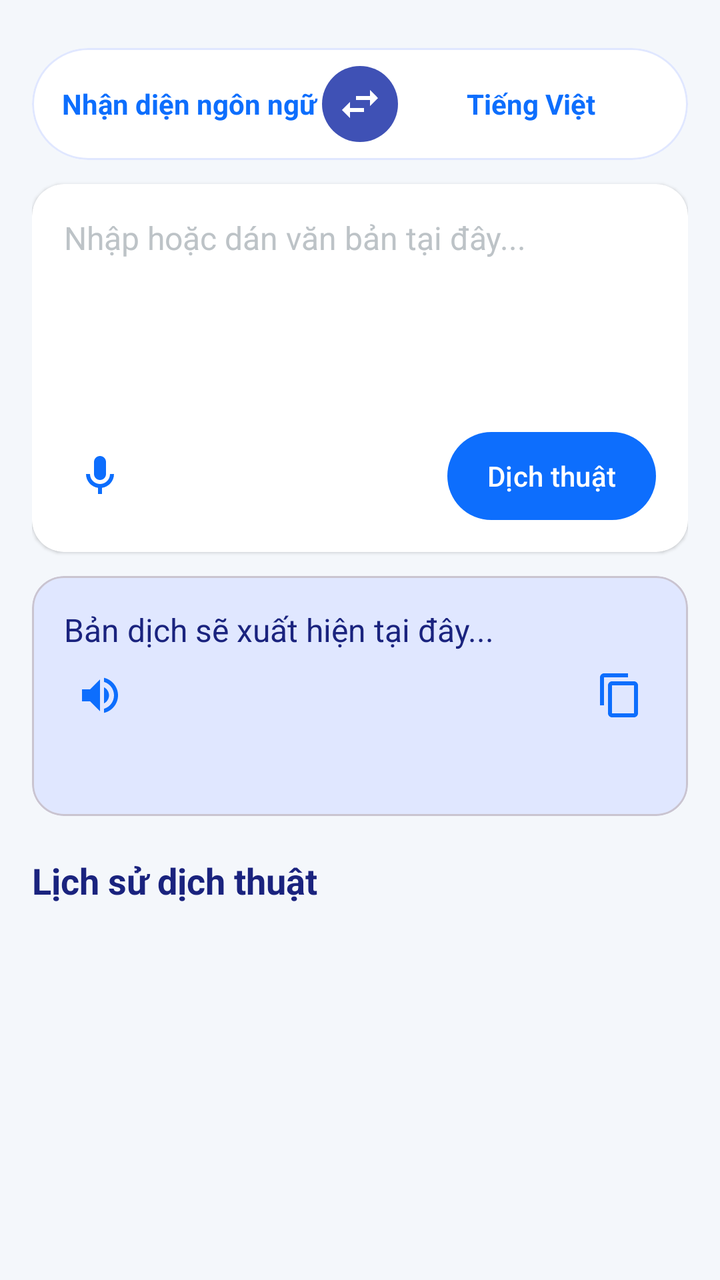
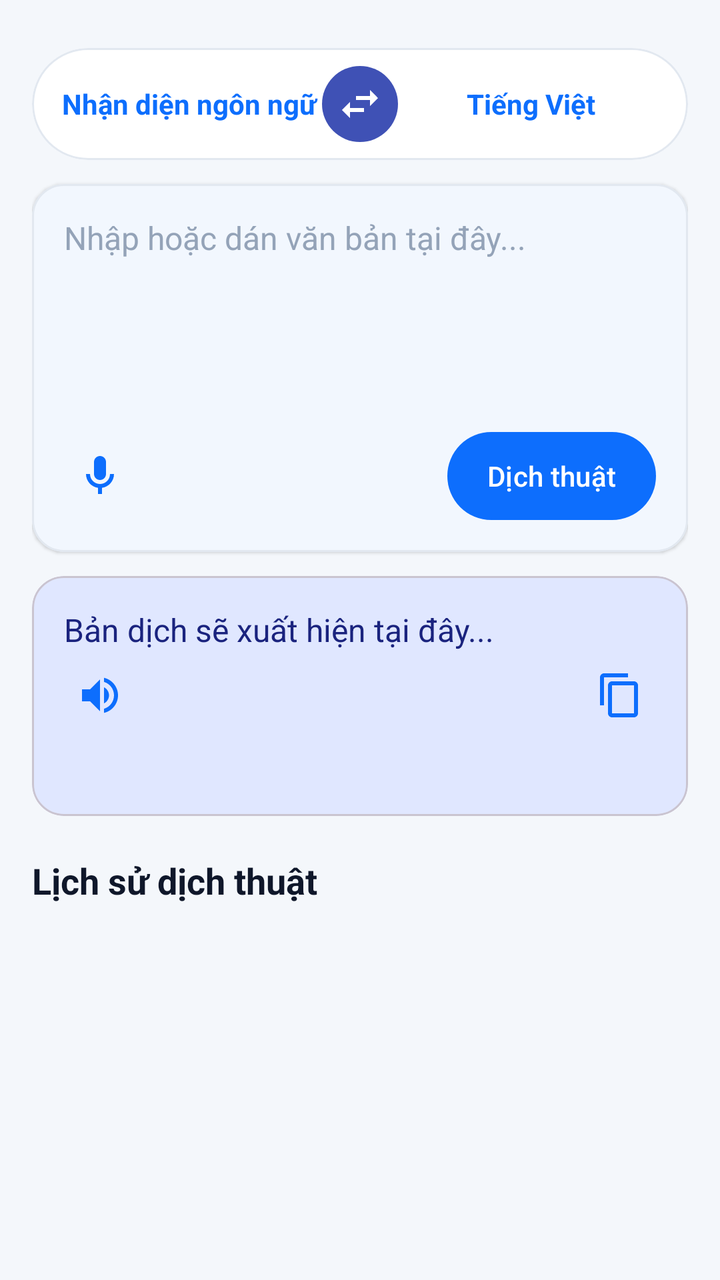

Two renders of the same Android screen: before a commit and after it. Below are the layout's source before the change and the commit's diff.
<!-- AndroidManifest.xml: application theme Theme.EnglishAIApp -->
<!-- res/layout/fragment_translate.xml -->
<?xml version="1.0" encoding="utf-8"?>
<RelativeLayout xmlns:android="http://schemas.android.com/apk/res/android"
    xmlns:app="http://schemas.android.com/apk/res-auto"
    android:layout_width="match_parent"
    android:layout_height="match_parent"
    android:background="#F4F7FB">

    <ScrollView
        android:layout_width="match_parent"
        android:layout_height="match_parent"
        android:padding="16dp"
        android:scrollbars="none">

        <LinearLayout
            android:layout_width="match_parent"
            android:layout_height="wrap_content"
            android:orientation="vertical">

            
            <com.google.android.material.card.MaterialCardView
                android:layout_width="match_parent"
                android:layout_height="56dp"
                android:layout_marginTop="8dp"
                app:cardCornerRadius="28dp"
                app:cardElevation="0dp"
                app:cardBackgroundColor="#FFFFFF"
                app:strokeWidth="1dp"
                app:strokeColor="#E0E7FF">

                <LinearLayout
                    android:layout_width="match_parent"
                    android:layout_height="match_parent"
                    android:gravity="center"
                    android:orientation="horizontal"
                    android:paddingHorizontal="12dp">

                    <TextView
                        android:id="@+id/tvSourceLang"
                        android:layout_width="0dp"
                        android:layout_height="match_parent"
                        android:layout_weight="1"
                        android:background="?attr/selectableItemBackgroundBorderless"
                        android:clickable="true"
                        android:focusable="true"
                        android:gravity="center"
                        android:text="Nhận diện ngôn ngữ"
                        android:textColor="#0D6EFD"
                        android:textSize="14sp"
                        android:textStyle="bold" />

                    <ImageButton
                        android:id="@+id/btnSwapLang"
                        android:layout_width="38dp"
                        android:layout_height="38dp"
                        android:background="@drawable/bg_circle_button"
                        android:contentDescription="Swap"
                        android:padding="8dp"
                        android:src="@drawable/ic_swap"
                        app:tint="#FFFFFF" />

                    <TextView
                        android:id="@+id/tvTargetLang"
                        android:layout_width="0dp"
                        android:layout_height="match_parent"
                        android:layout_weight="1"
                        android:background="?attr/selectableItemBackgroundBorderless"
                        android:clickable="true"
                        android:focusable="true"
                        android:gravity="center"
                        android:text="Tiếng Việt"
                        android:textColor="#0D6EFD"
                        android:textSize="14sp"
                        android:textStyle="bold" />
                </LinearLayout>
            </com.google.android.material.card.MaterialCardView>

            
            <com.google.android.material.card.MaterialCardView
                android:layout_width="match_parent"
                android:layout_height="wrap_content"
                android:layout_marginTop="12dp"
                app:cardCornerRadius="16dp"
                app:cardElevation="1dp"
                app:cardBackgroundColor="#FFFFFF"
                app:strokeWidth="0dp">

                <LinearLayout
                    android:layout_width="match_parent"
                    android:layout_height="wrap_content"
                    android:orientation="vertical"
                    android:padding="16dp">

                    <RelativeLayout
                        android:layout_width="match_parent"
                        android:layout_height="wrap_content">

                        <EditText
                            android:id="@+id/etInput"
                            android:layout_width="match_parent"
                            android:layout_height="100dp"
                            android:background="@android:color/transparent"
                            android:gravity="top|start"
                            android:hint="Nhập hoặc dán văn bản tại đây..."
                            android:importantForAutofill="no"
                            android:inputType="textMultiLine"
                            android:textColor="#2C3E50"
                            android:textColorHint="#BDC3C7"
                            android:textSize="16sp" />

                        <ImageView
                            android:id="@+id/btnClear"
                            android:layout_width="28dp"
                            android:layout_height="28dp"
                            android:layout_alignParentEnd="true"
                            android:padding="4dp"
                            android:src="@drawable/ic_clear"
                            android:contentDescription="Clear input"
                            android:visibility="gone" />
                    </RelativeLayout>

                    <LinearLayout
                        android:layout_width="match_parent"
                        android:layout_height="wrap_content"
                        android:layout_marginTop="8dp"
                        android:gravity="center_vertical"
                        android:orientation="horizontal">

                        <ImageView
                            android:id="@+id/btnMic"
                            android:layout_width="36dp"
                            android:layout_height="36dp"
                            android:background="?attr/selectableItemBackgroundBorderless"
                            android:contentDescription="Voice input"
                            android:padding="6dp"
                            android:src="@drawable/ic_mic"
                            app:tint="#0D6EFD" />

                        <TextView
                            android:id="@+id/tvAutoDetectBadge"
                            android:layout_width="wrap_content"
                            android:layout_height="wrap_content"
                            android:layout_marginStart="6dp"
                            android:background="@drawable/bg_badge"
                            android:paddingHorizontal="8dp"
                            android:paddingVertical="2dp"
                            android:text="Đã nhận diện: Tiếng Anh"
                            android:textColor="#0D6EFD"
                            android:textSize="11sp"
                            android:textStyle="bold"
                            android:visibility="gone" />

                        <View
                            android:layout_width="0dp"
                            android:layout_height="1dp"
                            android:layout_weight="1" />

                        <com.google.android.material.button.MaterialButton
                            android:id="@+id/btnTranslate"
                            android:layout_width="wrap_content"
                            android:layout_height="44dp"
                            android:text="Dịch thuật"
                            android:textAllCaps="false"
                            android:textSize="14sp"
                            android:paddingHorizontal="20dp"
                            android:insetTop="0dp"
                            android:insetBottom="0dp"
                            app:backgroundTint="#0D6EFD"
                            app:cornerRadius="22dp" />
                    </LinearLayout>
                </LinearLayout>
            </com.google.android.material.card.MaterialCardView>

            
            <com.google.android.material.card.MaterialCardView
                android:layout_width="match_parent"
                android:layout_height="wrap_content"
                android:layout_marginTop="12dp"
                android:minHeight="120dp"
                app:cardCornerRadius="16dp"
                app:cardElevation="0dp"
                app:cardBackgroundColor="#E0E7FF">

                <RelativeLayout
                    android:layout_width="match_parent"
                    android:layout_height="wrap_content"
                    android:padding="16dp">

                    <TextView
                        android:id="@+id/tvResult"
                        android:layout_width="match_parent"
                        android:layout_height="wrap_content"
                        android:layout_marginBottom="40dp"
                        android:lineSpacingExtra="2dp"
                        android:text="Bản dịch sẽ xuất hiện tại đây..."
                        android:textColor="#1A237E"
                        android:textSize="16sp" />

                    <LinearLayout
                        android:layout_width="wrap_content"
                        android:layout_height="wrap_content"
                        android:layout_alignParentBottom="true"
                        android:layout_alignParentStart="true"
                        android:orientation="horizontal">

                        <ImageView
                            android:id="@+id/btnSpeaker"
                            android:layout_width="36dp"
                            android:layout_height="36dp"
                            android:background="?attr/selectableItemBackgroundBorderless"
                            android:padding="6dp"
                            android:src="@drawable/ic_speaker"
                            app:tint="#0D6EFD" />
                    </LinearLayout>

                    <ImageView
                        android:id="@+id/btnCopy"
                        android:layout_width="36dp"
                        android:layout_height="36dp"
                        android:layout_alignParentEnd="true"
                        android:layout_alignParentBottom="true"
                        android:background="?attr/selectableItemBackgroundBorderless"
                        android:padding="6dp"
                        android:src="@drawable/ic_copy"
                        android:contentDescription="Copy translation"
                        app:tint="#0D6EFD" />
                </RelativeLayout>
            </com.google.android.material.card.MaterialCardView>

            
            <TextView
                android:layout_width="wrap_content"
                android:layout_height="wrap_content"
                android:layout_marginTop="20dp"
                android:layout_marginBottom="8dp"
                android:text="Lịch sử dịch thuật"
                android:textColor="#1A237E"
                android:textSize="18sp"
                android:textStyle="bold" />

            <androidx.recyclerview.widget.RecyclerView
                android:id="@+id/rvHistory"
                android:layout_width="match_parent"
                android:layout_height="wrap_content"
                android:nestedScrollingEnabled="false" />

        </LinearLayout>
    </ScrollView>

</RelativeLayout>
<!-- resources referenced by this layout -->
<resources>
  <!-- drawable bg_badge (drawable) -->
  <?xml version="1.0" encoding="utf-8"?>
  <shape xmlns:android="http://schemas.android.com/apk/res/android">
      <solid android:color="#C5CAE9" />
      <corners android:radius="12dp" />
  </shape>
  <!-- drawable bg_circle_button (drawable) -->
  <?xml version="1.0" encoding="utf-8"?>
  <shape xmlns:android="http://schemas.android.com/apk/res/android"
      android:shape="oval">
      <solid android:color="#3F51B5" />
  </shape>
  <!-- drawable ic_clear (drawable) -->
  <vector xmlns:android="http://schemas.android.com/apk/res/android"
      android:width="24dp"
      android:height="24dp"
      android:viewportWidth="24"
      android:viewportHeight="24">
      <path
          android:fillColor="#9AA6B8"
          android:pathData="M19,6.41L17.59,5,12,10.59,6.41,5,5,6.41,10.59,12,5,17.59,6.41,19,12,13.41,17.59,19,19,17.59,13.41,12z" />
  </vector>
  <!-- drawable ic_copy (drawable) -->
  <vector xmlns:android="http://schemas.android.com/apk/res/android"
      android:width="24dp"
      android:height="24dp"
      android:viewportWidth="24"
      android:viewportHeight="24">
      <path
          android:fillColor="#1976D2"
          android:pathData="M16,1H4C2.9,1 2,1.9 2,3V17H4V3H16V1ZM19,5H8C6.9,5 6,5.9 6,7V21C6,22.1 6.9,23 8,23H19C20.1,23 21,22.1 21,21V7C21,5.9 20.1,5 19,5ZM19,21H8V7H19V21Z" />
  </vector>
  <!-- drawable ic_mic (drawable) -->
  <vector xmlns:android="http://schemas.android.com/apk/res/android"
      android:width="24dp"
      android:height="24dp"
      android:viewportWidth="24"
      android:viewportHeight="24">
      <path
          android:fillColor="#1976D2"
          android:pathData="M12,14c1.66,0 3,-1.34 3,-3V5c0,-1.66 -1.34,-3 -3,-3S9,3.34 9,5v6c0,1.66 1.34,3 3,3z" />
      <path
          android:fillColor="#1976D2"
          android:pathData="M17,11c0,2.76 -2.24,5 -5,5s-5,-2.24 -5,-5H5c0,3.53 2.61,6.43 6,6.92V21h2v-3.08c3.39,-0.49 6,-3.39 6,-6.92h-2z" />
  </vector>
  <!-- drawable ic_speaker (drawable) -->
  <vector xmlns:android="http://schemas.android.com/apk/res/android"
      android:width="24dp"
      android:height="24dp"
      android:viewportWidth="24"
      android:viewportHeight="24">
      <path
          android:fillColor="#1976D2"
          android:pathData="M3,9v6h4l5,5V4L7,9H3zm13.5,3c0,-1.77 -1.02,-3.29 -2.5,-4.03v8.05c1.48,-0.73 2.5,-2.25 2.5,-4.02zM14,3.23v2.06c2.89,0.86 5,3.54 5,6.71s-2.11,5.85 -5,6.71v2.06c4.01,-0.91 7,-4.49 7,-8.77s-2.99,-7.86 -7,-8.77z" />
  </vector>
  <!-- drawable ic_swap (drawable) -->
  <vector xmlns:android="http://schemas.android.com/apk/res/android"
      android:width="24dp"
      android:height="24dp"
      android:viewportWidth="24"
      android:viewportHeight="24">
      <path
          android:fillColor="#FFFFFF"
          android:pathData="M6.99,11L3,15l3.99,4v-3H14v-2H6.99v-3zM21,9l-3.99,-4v3H10v2h7.01v3L21,9z" />
  </vector>
  <style name="Theme.EnglishAIApp" parent="Theme.Material3.DayNight.NoActionBar" />
</resources>

<!-- the commit's change to res/layout/fragment_translate.xml (unified diff, before → after) -->
@@ -3,7 +3,7 @@
     xmlns:app="http://schemas.android.com/apk/res-auto"
     android:layout_width="match_parent"
     android:layout_height="match_parent"
-    android:background="#F4F7FB">
+    android:background="@color/app_bg">
 
     <ScrollView
         android:layout_width="match_parent"
@@ -23,9 +23,9 @@
                 android:layout_marginTop="8dp"
                 app:cardCornerRadius="28dp"
                 app:cardElevation="0dp"
-                app:cardBackgroundColor="#FFFFFF"
+                app:cardBackgroundColor="@color/app_surface"
                 app:strokeWidth="1dp"
-                app:strokeColor="#E0E7FF">
+                app:strokeColor="@color/app_border">
 
                 <LinearLayout
                     android:layout_width="match_parent"
@@ -44,7 +44,7 @@
                         android:focusable="true"
                         android:gravity="center"
                         android:text="Nhận diện ngôn ngữ"
-                        android:textColor="#0D6EFD"
+                        android:textColor="@color/app_text_accent"
                         android:textSize="14sp"
                         android:textStyle="bold" />
 
@@ -68,7 +68,7 @@
                         android:focusable="true"
                         android:gravity="center"
                         android:text="Tiếng Việt"
-                        android:textColor="#0D6EFD"
+                        android:textColor="@color/app_text_accent"
                         android:textSize="14sp"
                         android:textStyle="bold" />
                 </LinearLayout>
@@ -81,8 +81,9 @@
                 android:layout_marginTop="12dp"
                 app:cardCornerRadius="16dp"
                 app:cardElevation="1dp"
-                app:cardBackgroundColor="#FFFFFF"
-                app:strokeWidth="0dp">
+                app:cardBackgroundColor="@color/app_surface"
+                app:strokeColor="@color/app_border"
+                app:strokeWidth="1dp">
 
                 <LinearLayout
                     android:layout_width="match_parent"
@@ -103,8 +104,8 @@
                             android:hint="Nhập hoặc dán văn bản tại đây..."
                             android:importantForAutofill="no"
                             android:inputType="textMultiLine"
-                            android:textColor="#2C3E50"
-                            android:textColorHint="#BDC3C7"
+                            android:textColor="@color/app_text_primary"
+                            android:textColorHint="@color/app_input_hint"
                             android:textSize="16sp" />
 
                         <ImageView
@@ -115,6 +116,7 @@
                             android:padding="4dp"
                             android:src="@drawable/ic_clear"
                             android:contentDescription="Clear input"
+                            app:tint="@color/app_text_secondary"
                             android:visibility="gone" />
                     </RelativeLayout>
 
@@ -133,7 +135,7 @@
                             android:contentDescription="Voice input"
                             android:padding="6dp"
                             android:src="@drawable/ic_mic"
-                            app:tint="#0D6EFD" />
+                            app:tint="@color/app_accent" />
 
                         <TextView
                             android:id="@+id/tvAutoDetectBadge"
@@ -144,7 +146,7 @@
                             android:paddingHorizontal="8dp"
                             android:paddingVertical="2dp"
                             android:text="Đã nhận diện: Tiếng Anh"
-                            android:textColor="#0D6EFD"
+                            android:textColor="@color/app_text_accent"
                             android:textSize="11sp"
                             android:textStyle="bold"
                             android:visibility="gone" />
@@ -164,7 +166,7 @@
                             android:paddingHorizontal="20dp"
                             android:insetTop="0dp"
                             android:insetBottom="0dp"
-                            app:backgroundTint="#0D6EFD"
+                            app:backgroundTint="@color/app_accent"
                             app:cornerRadius="22dp" />
                     </LinearLayout>
                 </LinearLayout>
@@ -178,7 +180,7 @@
                 android:minHeight="120dp"
                 app:cardCornerRadius="16dp"
                 app:cardElevation="0dp"
-                app:cardBackgroundColor="#E0E7FF">
+                app:cardBackgroundColor="@color/app_surface_highlight">
 
                 <RelativeLayout
                     android:layout_width="match_parent"
@@ -192,7 +194,7 @@
                         android:layout_marginBottom="40dp"
                         android:lineSpacingExtra="2dp"
                         android:text="Bản dịch sẽ xuất hiện tại đây..."
-                        android:textColor="#1A237E"
+                        android:textColor="@color/app_text_highlight"
                         android:textSize="16sp" />
 
                     <LinearLayout
@@ -209,7 +211,7 @@
                             android:background="?attr/selectableItemBackgroundBorderless"
                             android:padding="6dp"
                             android:src="@drawable/ic_speaker"
-                            app:tint="#0D6EFD" />
+                            app:tint="@color/app_accent" />
                     </LinearLayout>
 
                     <ImageView
@@ -222,7 +224,7 @@
                         android:padding="6dp"
                         android:src="@drawable/ic_copy"
                         android:contentDescription="Copy translation"
-                        app:tint="#0D6EFD" />
+                        app:tint="@color/app_accent" />
                 </RelativeLayout>
             </com.google.android.material.card.MaterialCardView>
 
@@ -233,7 +235,7 @@
                 android:layout_marginTop="20dp"
                 android:layout_marginBottom="8dp"
                 android:text="Lịch sử dịch thuật"
-                android:textColor="#1A237E"
+                android:textColor="@color/app_text_primary"
                 android:textSize="18sp"
                 android:textStyle="bold" />
 
<!-- resource entries referenced after the edit -->
@@ -1,5 +1,15 @@
 <!-- resources referenced by this layout -->
 <resources>
+  <color name="app_accent">#0D6EFD</color>
+  <color name="app_bg">#F4F7FB</color>
+  <color name="app_border">#E2E8F0</color>
+  <color name="app_input_hint">#94A3B8</color>
+  <color name="app_surface">#FFFFFF</color>
+  <color name="app_surface_highlight">#E0E7FF</color>
+  <color name="app_text_accent">#0D6EFD</color>
+  <color name="app_text_highlight">#1A237E</color>
+  <color name="app_text_primary">#0F172A</color>
+  <color name="app_text_secondary">#64748B</color>
   <!-- drawable bg_badge (drawable) -->
   <?xml version="1.0" encoding="utf-8"?>
   <shape xmlns:android="http://schemas.android.com/apk/res/android">
@@ -65,6 +75,14 @@
           android:fillColor="#FFFFFF"
           android:pathData="M6.99,11L3,15l3.99,4v-3H14v-2H6.99v-3zM21,9l-3.99,-4v3H10v2h7.01v3L21,9z" />
   </vector>
-  <style name="Theme.EnglishAIApp" parent="Theme.Material3.DayNight.NoActionBar" />
+  <style name="Theme.EnglishAIApp" parent="Theme.Material3.DayNight.NoActionBar">
+          <item name="android:windowBackground">@color/app_bg</item>
+          <item name="colorSurface">@color/app_surface</item>
+          <item name="colorSurfaceVariant">@color/app_surface_variant</item>
+          <item name="colorOnSurface">@color/app_text_primary</item>
+          <item name="colorOnSurfaceVariant">@color/app_text_secondary</item>
+          <item name="colorPrimary">@color/app_accent</item>
+      </style>
+  <color name="app_surface_variant">#F1F5F9</color>
 </resources>
 
